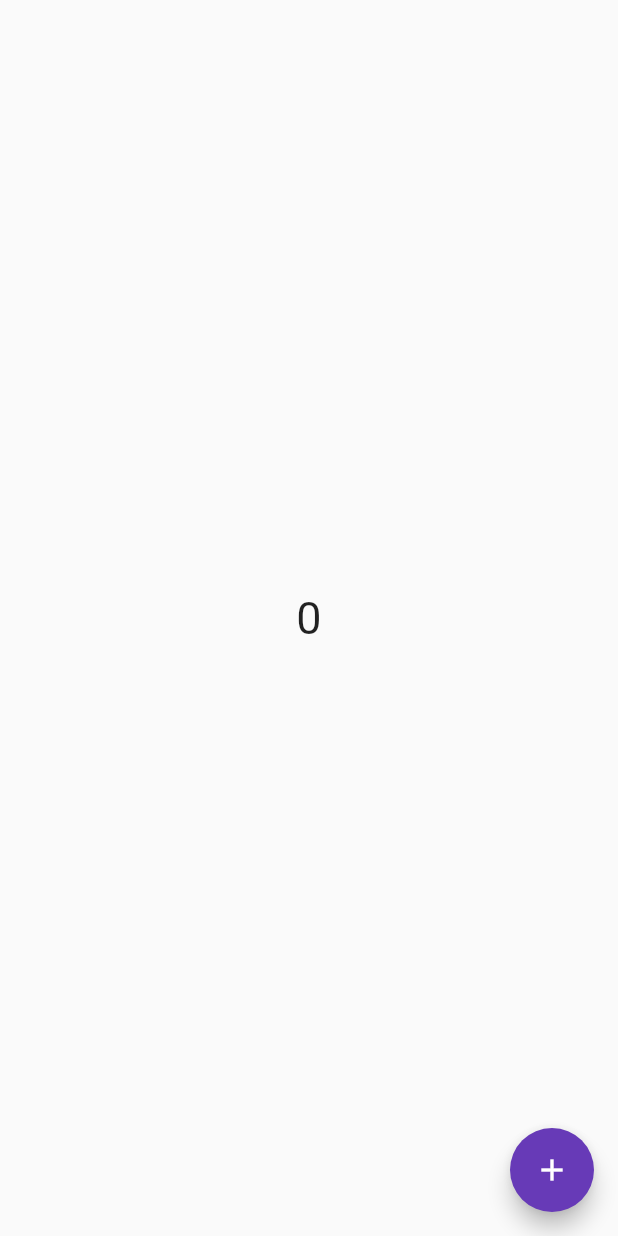
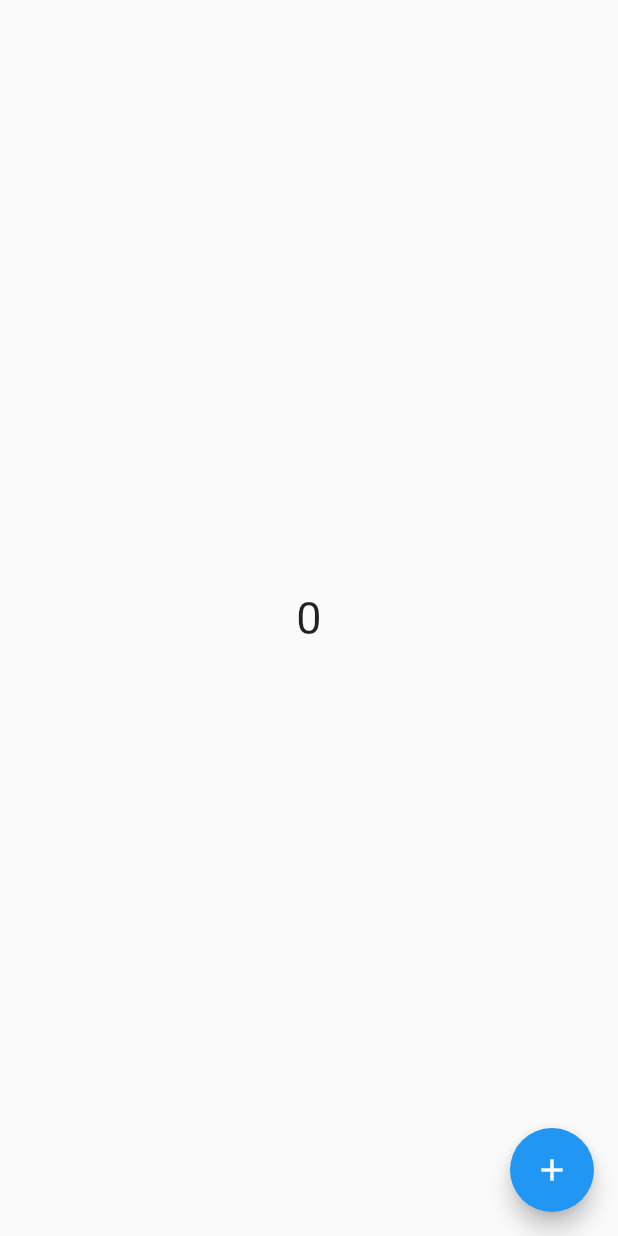
Before and after one commit to KushAynstayn/Project_Flutter, a Flutter app: the screen it shows after launch, on a phone screen of 412 x 824 dp. Run offline on Flutter 3.47's test engine with Material 3 defaults, Android fonts, the phone set to English and light mode, and no system bars.

Commit message:
widget variables

```diff
--- a/lib/counter_stateful_demo.dart
+++ b/lib/counter_stateful_demo.dart
@@ -3,7 +3,9 @@
 import 'package:flutter/material.dart';
 
 class CounterStateful extends StatefulWidget {
-  const CounterStateful({super.key});
+  Color buttonColor;
+
+ CounterStateful({super.key, required this.buttonColor});
 
   @override
   State<CounterStateful> createState() {
@@ -15,6 +17,7 @@ class CounterStateful extends StatefulWidget {
 
 class _CounterStatefulState extends State<CounterStateful> {
   int counter = 0;
+
 
   void increment() {
     setState(() {
@@ -28,6 +31,7 @@ class _CounterStatefulState extends State<CounterStateful> {
   Widget build(BuildContext context) {
     return Scaffold(
       floatingActionButton: FloatingActionButton(
+        backgroundColor: widget.buttonColor,
         child: Icon(Icons.add),
         onPressed: () {
           increment();
--- a/lib/main.dart
+++ b/lib/main.dart
@@ -14,7 +14,7 @@ class ChatApp extends StatelessWidget {
     return MaterialApp(
       title: 'Project Flutter',
       theme: ThemeData(useMaterial3: false, primarySwatch: Colors.deepPurple),
-      home: CounterStateful(),
+      home: CounterStateful(buttonColor: Colors.blue,),
     );
   }
 }
```
